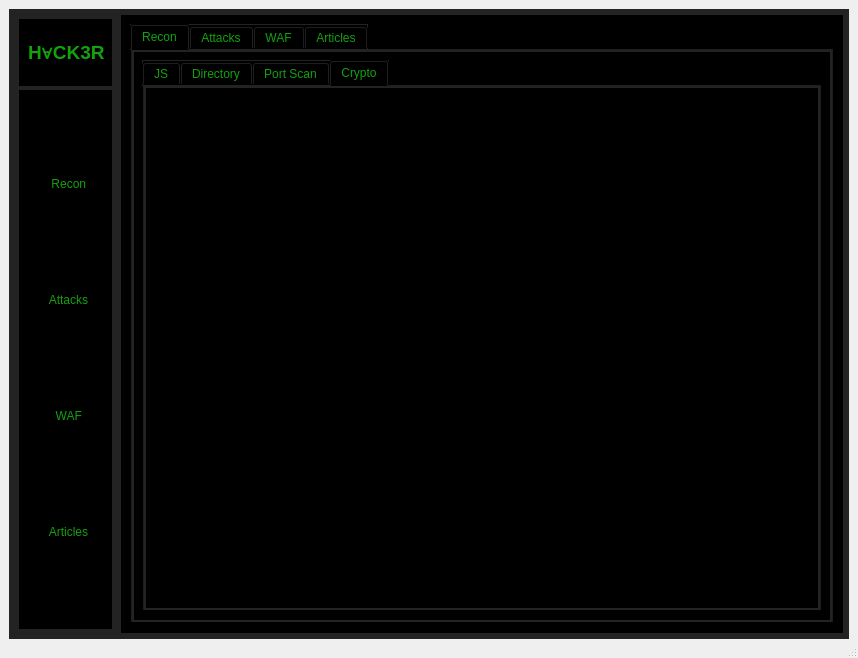
Old version of the form GUI/app.ui in the repository Graduti0n-Pr0ject/pen-testing-Program.
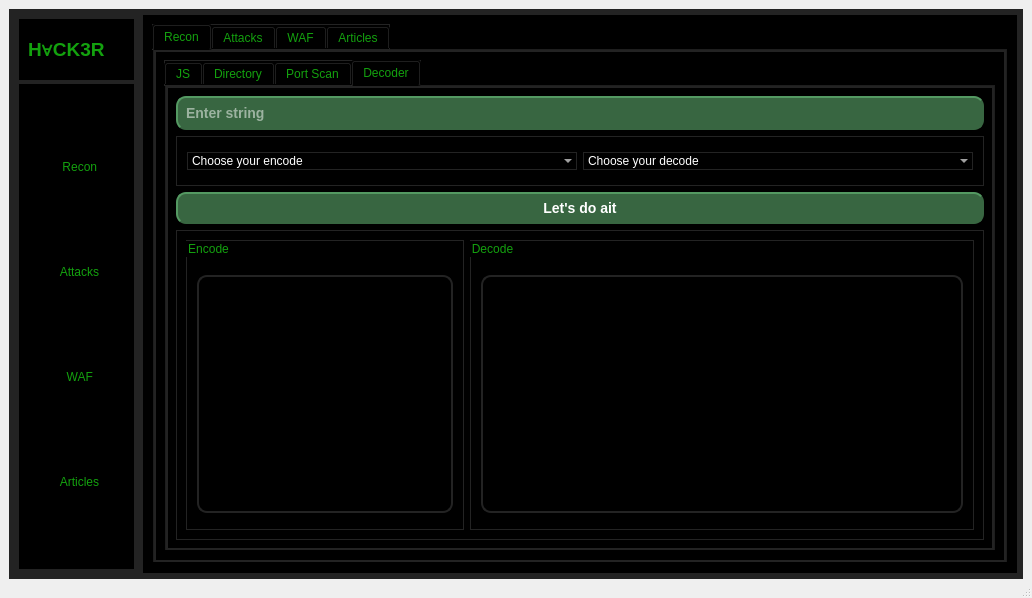
New version of the form. Icons and pictures are not drawn.

Commit message: design of tool 4

What changed in the file:
```diff
--- a/GUI/app.ui
+++ b/GUI/app.ui
@@ -6,8 +6,8 @@
    <rect>
     <x>0</x>
     <y>0</y>
-    <width>858</width>
-    <height>658</height>
+    <width>1032</width>
+    <height>598</height>
    </rect>
   </property>
   <property name="windowTitle">
@@ -620,14 +620,267 @@
                   </item>
                  </layout>
                 </widget>
-                <widget class="QWidget" name="Cryptotab">
+                <widget class="QWidget" name="Decoder">
+                 <property name="layoutDirection">
+                  <enum>Qt::LeftToRight</enum>
+                 </property>
                  <attribute name="icon">
                   <iconset>
                    <normaloff>:/icons/cryptography.png</normaloff>:/icons/cryptography.png</iconset>
                  </attribute>
                  <attribute name="title">
-                  <string>Crypto</string>
+                  <string>Decoder</string>
                  </attribute>
+                 <layout class="QVBoxLayout" name="verticalLayout_5">
+                  <item>
+                   <widget class="QLineEdit" name="crypto_url">
+                    <property name="maximumSize">
+                     <size>
+                      <width>16777215</width>
+                      <height>39</height>
+                     </size>
+                    </property>
+                    <property name="styleSheet">
+                     <string notr="true">background-color: rgb(56, 102, 65);
+border-style: outset;
+border-width: 2px;
+border-radius: 10px;
+border-color: rgb(56, 102, 65);
+font: bold 14px;
+min-width: 10em;
+padding: 6px;
+color: white;</string>
+                    </property>
+                    <property name="placeholderText">
+                     <string>Enter string</string>
+                    </property>
+                   </widget>
+                  </item>
+                  <item>
+                   <widget class="QFrame" name="frame_2">
+                    <property name="minimumSize">
+                     <size>
+                      <width>0</width>
+                      <height>50</height>
+                     </size>
+                    </property>
+                    <property name="maximumSize">
+                     <size>
+                      <width>16777215</width>
+                      <height>53</height>
+                     </size>
+                    </property>
+                    <property name="frameShape">
+                     <enum>QFrame::StyledPanel</enum>
+                    </property>
+                    <property name="frameShadow">
+                     <enum>QFrame::Raised</enum>
+                    </property>
+                    <layout class="QHBoxLayout" name="horizontalLayout_3" stretch="0,0">
+                     <property name="leftMargin">
+                      <number>10</number>
+                     </property>
+                     <property name="rightMargin">
+                      <number>10</number>
+                     </property>
+                     <item>
+                      <widget class="QComboBox" name="combox_encode">
+                       <property name="styleSheet">
+                        <string notr="true">color:white;
+</string>
+                       </property>
+                       <item>
+                        <property name="text">
+                         <string>Choose your encode</string>
+                        </property>
+                       </item>
+                       <item>
+                        <property name="text">
+                         <string>url</string>
+                        </property>
+                       </item>
+                       <item>
+                        <property name="text">
+                         <string>base64</string>
+                        </property>
+                       </item>
+                       <item>
+                        <property name="text">
+                         <string>base32</string>
+                        </property>
+                       </item>
+                       <item>
+                        <property name="text">
+                         <string>md5</string>
+                        </property>
+                       </item>
+                       <item>
+                        <property name="text">
+                         <string>sha1</string>
+                        </property>
+                       </item>
+                       <item>
+                        <property name="text">
+                         <string>sha256</string>
+                        </property>
+                       </item>
+                       <item>
+                        <property name="text">
+                         <string>sha512</string>
+                        </property>
+                       </item>
+                       <item>
+                        <property name="text">
+                         <string>html</string>
+                        </property>
+                       </item>
+                       <item>
+                        <property name="text">
+                         <string>ascii</string>
+                        </property>
+                       </item>
+                      </widget>
+                     </item>
+                     <item>
+                      <widget class="QComboBox" name="combox_decode">
+                       <property name="styleSheet">
+                        <string notr="true">color:white;
+</string>
+                       </property>
+                       <item>
+                        <property name="text">
+                         <string>Choose your decode</string>
+                        </property>
+                       </item>
+                       <item>
+                        <property name="text">
+                         <string>url</string>
+                        </property>
+                       </item>
+                       <item>
+                        <property name="text">
+                         <string>base64</string>
+                        </property>
+                       </item>
+                       <item>
+                        <property name="text">
+                         <string>base32</string>
+                        </property>
+                       </item>
+                       <item>
+                        <property name="text">
+                         <string>html</string>
+                        </property>
+                       </item>
+                      </widget>
+                     </item>
+                    </layout>
+                   </widget>
+                  </item>
+                  <item>
+                   <widget class="QPushButton" name="execute">
+                    <property name="styleSheet">
+                     <string notr="true">background-color: rgb(56, 102, 65);
+border-style: outset;
+border-width: 2px;
+border-radius: 10px;
+border-color: rgb(56, 102, 65);
+font: bold 14px;
+min-width: 10em;
+padding: 6px;
+color: white;</string>
+                    </property>
+                    <property name="text">
+                     <string>Let's do ait</string>
+                    </property>
+                   </widget>
+                  </item>
+                  <item>
+                   <widget class="QFrame" name="frame">
+                    <property name="frameShape">
+                     <enum>QFrame::StyledPanel</enum>
+                    </property>
+                    <property name="frameShadow">
+                     <enum>QFrame::Raised</enum>
+                    </property>
+                    <layout class="QFormLayout" name="formLayout">
+                     <item row="0" column="0">
+                      <widget class="QGroupBox" name="groupBox">
+                       <property name="title">
+                        <string>Encode</string>
+                       </property>
+                       <layout class="QGridLayout" name="gridLayout_5">
+                        <property name="leftMargin">
+                         <number>10</number>
+                        </property>
+                        <property name="topMargin">
+                         <number>34</number>
+                        </property>
+                        <property name="rightMargin">
+                         <number>10</number>
+                        </property>
+                        <property name="bottomMargin">
+                         <number>16</number>
+                        </property>
+                        <property name="spacing">
+                         <number>6</number>
+                        </property>
+                        <item row="0" column="0">
+                         <widget class="QListWidget" name="enListView">
+                          <property name="styleSheet">
+                           <string notr="true">background-color: black;
+color:white;
+background-attachment: scroll;
+border-width: 2px;
+border-radius: 10px;
+font: bold 14px;
+min-width: 10em;
+padding: 6px;</string>
+                          </property>
+                         </widget>
+                        </item>
+                       </layout>
+                      </widget>
+                     </item>
+                     <item row="0" column="1">
+                      <widget class="QGroupBox" name="groupBox_2">
+                       <property name="title">
+                        <string>Decode</string>
+                       </property>
+                       <layout class="QGridLayout" name="gridLayout_6">
+                        <property name="leftMargin">
+                         <number>10</number>
+                        </property>
+                        <property name="topMargin">
+                         <number>34</number>
+                        </property>
+                        <property name="rightMargin">
+                         <number>10</number>
+                        </property>
+                        <property name="bottomMargin">
+                         <number>16</number>
+                        </property>
+                        <item row="0" column="0">
+                         <widget class="QListWidget" name="deListView">
+                          <property name="styleSheet">
+                           <string notr="true">background-color: black;
+color:white;
+background-attachment: scroll;
+border-width: 2px;
+border-radius: 10px;
+font: bold 14px;
+min-width: 10em;
+padding: 6px;</string>
+                          </property>
+                         </widget>
+                        </item>
+                       </layout>
+                      </widget>
+                     </item>
+                    </layout>
+                   </widget>
+                  </item>
+                 </layout>
                 </widget>
                </widget>
               </item>
```
Left out of the diff: 2 changed lines with no effect on the pictures. The commit also changes 2 other files.
